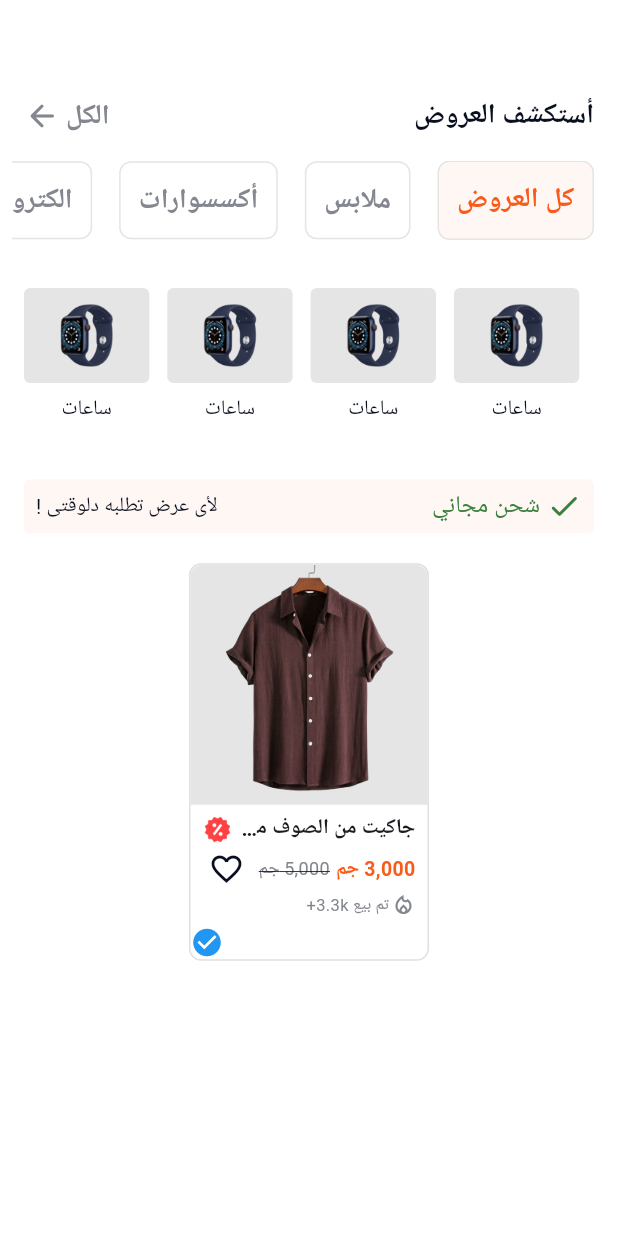
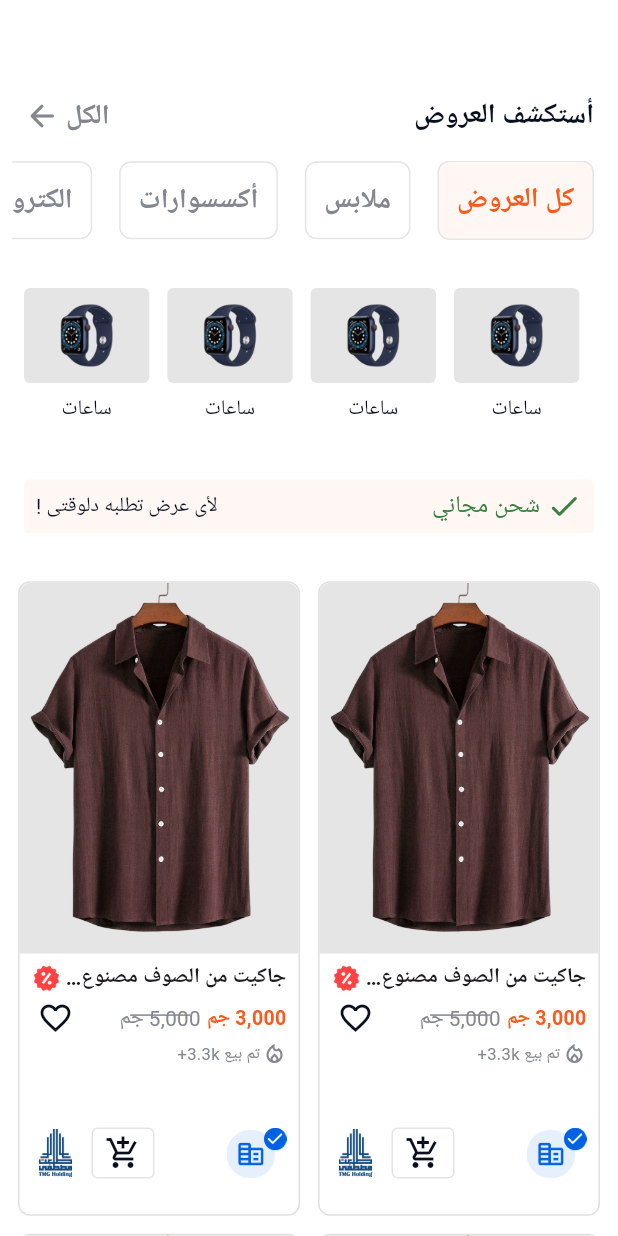
Before and after one commit to khaledkhalifa74/OtexAppTask-Khaled-Khalifa-, a Flutter app: the screen it shows after launch, on a phone screen of 412 x 824 dp. Run offline on Flutter 3.47's test engine with Material 3 defaults, Android fonts, the phone set to English and light mode, and no system bars; drawn by our look-alikes of chips_choice; our stand-ins replace flutter_bloc, flutter_screenutil, go_router, google_fonts; Roboto replaces fonts that are missing (Tajawal).

Commit message:
create products grid view

```diff
--- a/lib/core/utils/assets.dart
+++ b/lib/core/utils/assets.dart
@@ -2,4 +2,6 @@ class AssetsData{
   static const watchItem = 'assets/images/watch.png';
   static const shirtItem = 'assets/images/shirt.png';
   static const offerIcon = 'assets/images/offer.png';
+  static const companyBadge = 'assets/images/company_badge.png';
+  static const tmgBadge = 'assets/images/tmg.png';
 }
--- a/lib/features/home/presentation/views/widgets/home_view_body.dart
+++ b/lib/features/home/presentation/views/widgets/home_view_body.dart
@@ -6,6 +6,7 @@ import 'package:otex_app_task/features/home/presentation/views/widgets/custom_ho
 import 'package:otex_app_task/features/home/presentation/views/widgets/free_shipping_item.dart';
 import 'package:otex_app_task/features/home/presentation/views/widgets/product_card.dart';
 import 'package:otex_app_task/features/home/presentation/views/widgets/product_category_list_view.dart';
+import 'package:otex_app_task/features/home/presentation/views/widgets/products_grid_view.dart';
 
 class HomeViewBody extends StatefulWidget {
   const HomeViewBody({super.key});
@@ -26,7 +27,8 @@ class _HomeViewBodyState extends State<HomeViewBody> {
 
   @override
   Widget build(BuildContext context) {
-    return Column(
+    return SingleChildScrollView(
+      child: Column(
         children: [
           const CustomHomeHeader(),
           CustomHomeChipChoice(
@@ -50,8 +52,9 @@ class _HomeViewBodyState extends State<HomeViewBody> {
               )
               : const SizedBox(),
 
-       ProductCard()
+         const ProductsGridView()
         ],
+      ),
     );
   }
 }
--- /dev/null
+++ b/lib/features/home/presentation/views/widgets/image_product.dart
@@ -0,0 +1,40 @@
+import 'package:flutter/material.dart';
+import 'package:otex_app_task/core/utils/colors.dart';
+
+class ImageProduct extends StatelessWidget {
+  final String image;
+  const ImageProduct({
+    super.key, required this.image,
+  });
+
+  @override
+  Widget build(BuildContext context) {
+    final imageHeight = MediaQuery.of(context).size.width * 0.6;
+    return Stack(
+      children: [
+        Container(
+          height: imageHeight,
+          decoration: BoxDecoration(
+            color: kGreyColor, // grey overlay
+            borderRadius: const BorderRadius.only(
+              topLeft: Radius.circular(8),
+              topRight: Radius.circular(8),
+            ),
+          ),
+        ),
+        ClipRRect(
+          borderRadius: const BorderRadius.only(
+            topLeft: Radius.circular(8),
+            topRight: Radius.circular(8),
+          ),
+          child: Image.asset(
+            image,
+            height: imageHeight,
+            width: double.infinity,
+            fit: BoxFit.contain,
+          ),
+        ),
+      ],
+    );
+  }
+}
--- a/lib/features/home/presentation/views/widgets/product_card.dart
+++ b/lib/features/home/presentation/views/widgets/product_card.dart
@@ -1,6 +1,9 @@
 import 'package:flutter/material.dart';
+import 'package:flutter_screenutil/flutter_screenutil.dart';
 import 'package:otex_app_task/core/utils/assets.dart';
-import 'package:otex_app_task/core/utils/colors.dart';
+import 'package:otex_app_task/features/home/presentation/views/widgets/image_product.dart';
+import 'package:otex_app_task/features/home/presentation/views/widgets/product_footer_icons.dart';
+import 'package:otex_app_task/features/home/presentation/views/widgets/product_info.dart';
 
 class ProductCard extends StatelessWidget {
   const ProductCard({super.key});
@@ -10,7 +13,6 @@ class ProductCard extends StatelessWidget {
     return Directionality(
       textDirection: TextDirection.rtl,
       child: Container(
-        width: 160,
         decoration: BoxDecoration(
           color: Colors.white,
           borderRadius: BorderRadius.circular(8),
@@ -19,123 +21,16 @@ class ProductCard extends StatelessWidget {
         child: Column(
           crossAxisAlignment: CrossAxisAlignment.start,
           children: [
-            // Product Image
-            Stack(
-              children: [
-                Container(
-                  height: 160,
-                  decoration: BoxDecoration(
-                    color: kGreyColor, // grey overlay
-                    borderRadius: const BorderRadius.only(
-                      topLeft: Radius.circular(8),
-                      topRight: Radius.circular(8),
-                    ),
-                  ),
-                ),
-                ClipRRect(
-                  borderRadius: const BorderRadius.only(
-                    topLeft: Radius.circular(8),
-                    topRight: Radius.circular(8),
-                  ),
-                  child: Image.asset(
-                   AssetsData.shirtItem,
-                    height: 160,
-                    width: double.infinity,
-                    fit: BoxFit.contain,
-                  ),
-                ),
-              ],
+            ImageProduct(
+                image: AssetsData.shirtItem,
             ),
-
-            // Product Info
-            Padding(
-              padding: const EdgeInsets.symmetric(horizontal: 8, vertical: 6),
-              child: Column(
-                crossAxisAlignment: CrossAxisAlignment.start,
-                children: [
-                  // Title with icon
-                  Row(
-                    children: [
-                      Expanded(
-                        child: Text(
-                          'جاكيت من الصوف مصنوع من اجود انواع الصوف المصري',
-                          overflow: TextOverflow.ellipsis,
-                          style: const TextStyle(
-                            fontSize: 14,
-                            fontWeight: FontWeight.w600,
-                          ),
-                        ),
-                      ),
-                      Image.asset(
-                        height: 20,
-                          width: 20,
-                          AssetsData.offerIcon,
-                      ),
-                    ],
-                  ),
-
-                  const SizedBox(height: 4),
-
-                  // Price and discount
-                  Row(
-                    children: [
-                      Text(
-                        '3,000 جم',
-                        style: const TextStyle(
-                          fontSize: 13,
-                          color: kHeadlineTextColor,
-                          fontWeight: FontWeight.bold,
-                        ),
-                      ),
-                      const SizedBox(width: 4),
-                      Text(
-                        '5,000 جم',
-                        style: TextStyle(
-                          fontSize: 12,
-                          color: kHintTextColor,
-                          decoration: TextDecoration.lineThrough,
-                        ),
-                      ),
-                      const Spacer(),
-                      const Icon(Icons.favorite_border, weight: 40,color: kPrimaryColor,),
-                      const SizedBox(width: 4),
-                    ],
-                  ),
-
-                  const SizedBox(height: 4),
-
-                  // Sales info
-                  Row(
-                    crossAxisAlignment: CrossAxisAlignment.center,
-                    children: const [
-                      Icon(
-                          Icons.local_fire_department_outlined,
-                          size: 16,
-                          color: kHintTextColor,
-                      ),
-                      SizedBox(width: 2),
-                      Text(
-                        'تم بيع 3.3k+',
-                        style: TextStyle(
-                          fontSize: 11,
-                          color: kHintTextColor,
-                        ),
-                      ),
-                    ],
-                  ),
-                ],
-              ),
+            ProductInfo(
+              productName: 'جاكيت من الصوف مصنوع من اجود انواع الصوف المصري',
+              currentPrice: '3,000 جم',
+              previousPrice: '5,000 جم',
+              salesNumber: '3.3k+',
             ),
-
-            // Footer Icons
-            Row(
-              mainAxisAlignment: MainAxisAlignment.spaceBetween,
-              children: const [
-                Icon(Icons.location_city_outlined, size: 22),
-                Icon(Icons.shopping_cart_outlined, size: 22),
-                Icon(Icons.check_circle, color: Colors.blue, size: 22),
-              ],
-            ),
+            ProductFooterIcons(),
           ],
         ),
       ),
--- /dev/null
+++ b/lib/features/home/presentation/views/widgets/product_footer_icons.dart
@@ -0,0 +1,47 @@
+import 'package:flutter/material.dart';
+import 'package:otex_app_task/core/utils/assets.dart';
+import 'package:otex_app_task/core/utils/colors.dart';
+
+class ProductFooterIcons extends StatelessWidget {
+  const ProductFooterIcons({super.key});
+
+  @override
+  Widget build(BuildContext context) {
+    return Padding(
+      padding: const EdgeInsets.symmetric(horizontal: 8),
+      child: Row(
+        mainAxisAlignment: MainAxisAlignment.spaceBetween,
+        children:  [
+          Image.asset(
+            height: 40,
+            width: 40,
+            AssetsData.companyBadge,
+          ),
+          const Spacer(),
+          Container(
+            padding: EdgeInsets.symmetric(
+              horizontal: 8,
+              vertical: 4,
+            ),
+            decoration: ShapeDecoration(
+              shape: RoundedRectangleBorder(
+                borderRadius: BorderRadius.circular(4),
+                side: BorderSide(color: kBorderColor),
+              ),
+            ),
+            child: Icon(
+              Icons.add_shopping_cart_outlined,
+              color: kPrimaryColor,
+            ),
+          ),
+          const SizedBox(width: 8),
+          Image.asset(
+            height: 32,
+            width: 32,
+            AssetsData.tmgBadge,
+          ),
+        ],
+      ),
+    );
+  }
+}
--- /dev/null
+++ b/lib/features/home/presentation/views/widgets/product_info.dart
@@ -0,0 +1,112 @@
+import 'package:flutter/material.dart';
+import 'package:otex_app_task/core/utils/assets.dart';
+import 'package:otex_app_task/core/utils/colors.dart';
+import 'package:otex_app_task/core/utils/styles.dart';
+
+class ProductInfo extends StatelessWidget {
+  final String productName;
+  final String currentPrice;
+  final String previousPrice;
+  final String salesNumber;
+  const ProductInfo({super.key, required this.productName, required this.currentPrice, required this.previousPrice, required this.salesNumber});
+
+  @override
+  Widget build(BuildContext context) {
+    return Padding(
+      padding: const EdgeInsets.symmetric(horizontal: 8, vertical: 6),
+      child: Column(
+        crossAxisAlignment: CrossAxisAlignment.start,
+        children: [
+          // Title with icon
+          Row(
+            children: [
+              Expanded(
+                child: Text(
+                  productName,
+                  overflow: TextOverflow.ellipsis,
+                  style: const TextStyle(
+                    fontSize: 14,
+                    fontWeight: FontWeight.w600,
+                  ),
+                ),
+              ),
+              Image.asset(
+                height: 20,
+                width: 20,
+                AssetsData.offerIcon,
+              ),
+            ],
+          ),
+
+          const SizedBox(height: 4),
+
+          // Price and discount
+          Row(
+            children: [
+              Text(
+                currentPrice,
+                style: const TextStyle(
+                  fontSize: 13,
+                  color: kHeadlineTextColor,
+                  fontWeight: FontWeight.bold,
+                ),
+              ),
+              const SizedBox(width: 4),
+              Stack(
+                children: [
+                  Text(
+                    previousPrice,
+                    style: Styles.textStyle12.copyWith(
+                      color: kHintTextColor,
+                    ),
+                  ),
+                  Positioned.fill(
+                    bottom: 4,
+                    child: Align(
+                      alignment: Alignment.center,
+                      child: Container(
+                        height: 1,
+                        width: 40,
+                        color: kHintTextColor,
+                      ),
+                    ),
+                  ),
+                ],
+              ),
+              const Spacer(),
+              const Icon(
+                Icons.favorite_border,
+                weight: 40,
+                color: kPrimaryColor,
+              ),
+              const SizedBox(width: 4),
+            ],
+          ),
+
+          const SizedBox(height: 4),
+
+          // Sales info
+          Row(
+            crossAxisAlignment: CrossAxisAlignment.center,
+            children: [
+              Icon(
+                Icons.local_fire_department_outlined,
+                size: 16,
+                color: kHintTextColor,
+              ),
+              SizedBox(width: 2),
+              Text(
+                'تم بيع $salesNumber',
+                style: TextStyle(
+                  fontSize: 11,
+                  color: kHintTextColor,
+                ),
+              ),
+            ],
+          ),
+          const SizedBox(height: 32),
+        ],
+      ),
+    );
+  }
+}
--- /dev/null
+++ b/lib/features/home/presentation/views/widgets/products_grid_view.dart
@@ -0,0 +1,27 @@
+import 'package:flutter/material.dart';
+import 'package:otex_app_task/features/home/presentation/views/widgets/product_card.dart';
+
+class ProductsGridView extends StatelessWidget {
+  const ProductsGridView({super.key});
+
+  @override
+  Widget build(BuildContext context) {
+    final screenWidth = MediaQuery.of(context).size.width;
+    final cardWidth = (screenWidth - 48) / 2;
+    final cardHeight = cardWidth * 2.25; // Adjusted to fit new image height
+    final aspectRatio = cardWidth / cardHeight;
+    return GridView.builder(
+      padding: const EdgeInsets.all(12),
+      shrinkWrap: true,
+      physics: const NeverScrollableScrollPhysics(),
+      gridDelegate: SliverGridDelegateWithFixedCrossAxisCount(
+        crossAxisCount: 2,
+        crossAxisSpacing: 12,
+        mainAxisSpacing: 12,
+        childAspectRatio: aspectRatio,
+      ),
+      itemBuilder: (context, index) => const ProductCard(),
+      itemCount: 10,
+    );
+  }
+}
```
Also changed, not shown: assets/images/company_badge.png (added), assets/images/tmg.png (added). Lines whose indentation alone changed are shown as unchanged.
